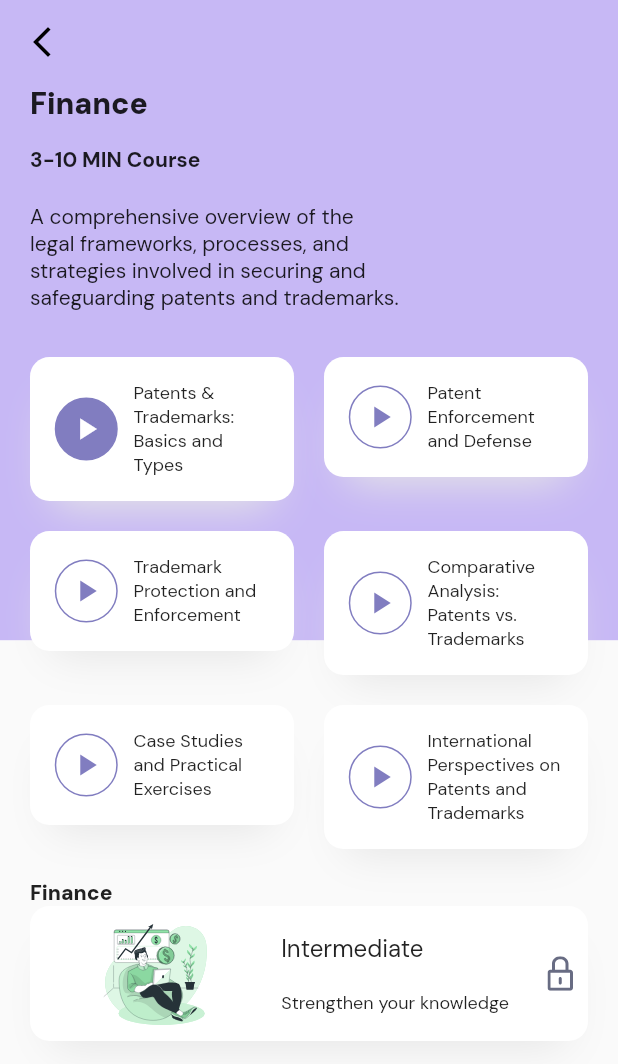
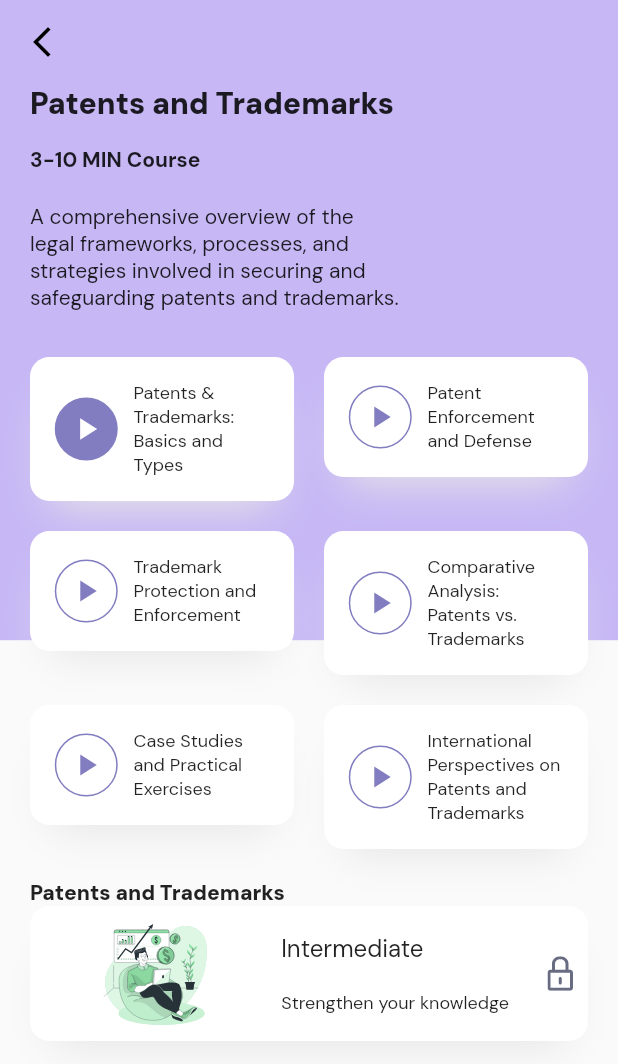
Before and after one commit to laughing-budha/skillversity, a Flutter app: the DetailsScreen screen opened directly, on a phone screen of 412 x 824 dp. Shown: the top 1064 px of the screen. Run offline on Flutter 3.47's test engine with Material 2 defaults, Android fonts, the light colour scheme and no system bars; our stand-ins replace flutter_svg, google_fonts, percent_indicator; missing offline and left inert: dart:ffi.

```diff
--- a/lib/screens/details_screen.dart
+++ b/lib/screens/details_screen.dart
@@ -45,7 +45,7 @@ class DetailsScreen extends StatelessWidget {
                   crossAxisAlignment: CrossAxisAlignment.start,
                   children: <Widget>[
                     const Text(
-                      "Finance",
+                      "Patents and Trademarks",
                       style:
                           TextStyle(fontWeight: FontWeight.w900, fontSize: 20),
                     ),
@@ -100,7 +100,7 @@ class DetailsScreen extends StatelessWidget {
                     ),
                     const SizedBox(height: 20),
                     const Text(
-                      "Finance",
+                      "Patents and Trademarks",
                       style: TextStyle(
                         fontWeight: FontWeight.w900,
                       ),
```
